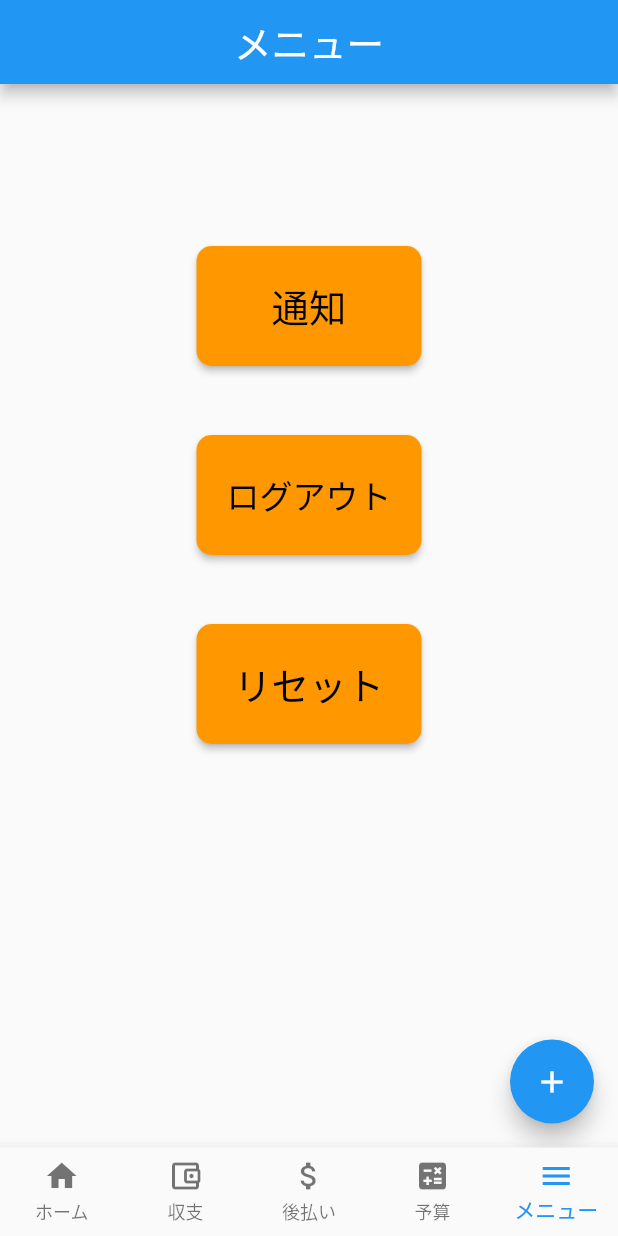
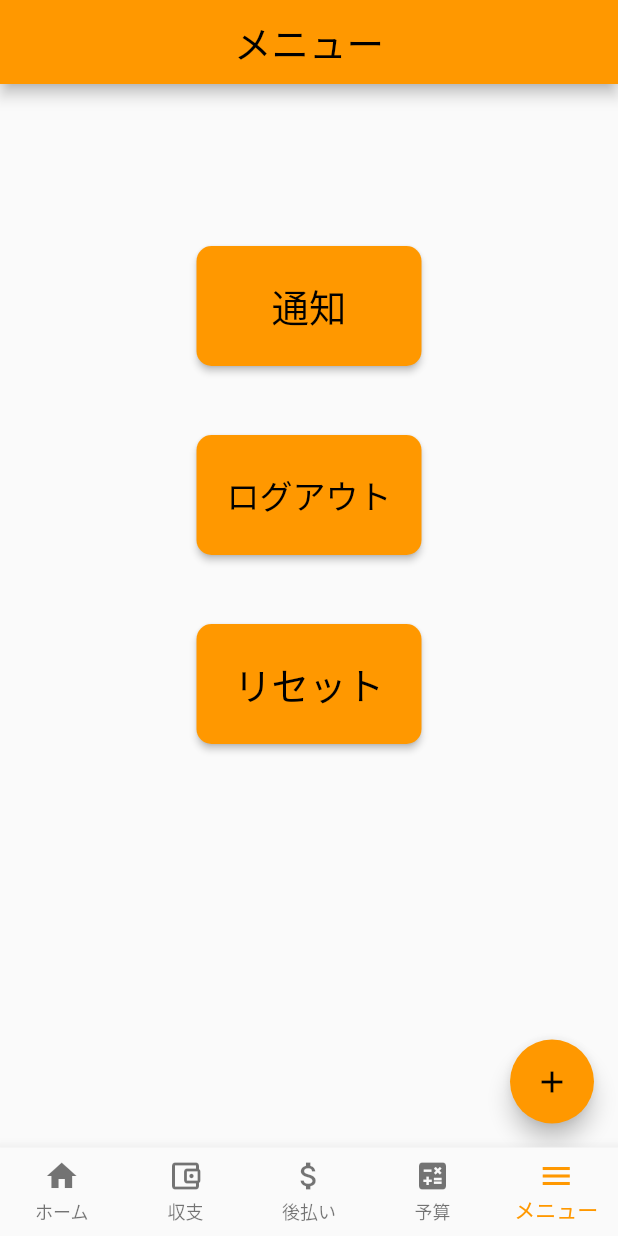
Before and after one commit to spr2140076/fi_ma202, a Flutter app: the screen it shows once a user with an empty profile is signed in, item 5 of the bottom bar chosen, on a phone screen of 412 x 824 dp. Run offline on Flutter 3.47's test engine with Material 2 defaults, Android fonts, the phone set to English and light mode, and no system bars; our stand-ins replace firebase_auth, firebase_core, fl_chart, flutter_local_notifications, flutter_native_timezone, flutter_riverpod and 4 more; missing offline and left inert: flutter_app_badger; accounts and stored records are empty.

Commit message:
ログアウト実装

```diff
--- a/lib/footer.dart
+++ b/lib/footer.dart
@@ -11,6 +11,9 @@ class MyApp extends StatelessWidget {
   @override
   Widget build(BuildContext context) => MaterialApp(
     title: 'Flutter app',
+    theme: ThemeData(
+      primarySwatch: Colors.orange,
+    ),
     home: StreamBuilder<User?>(
       stream: FirebaseAuth.instance.authStateChanges(),
       builder: (context, snapshot) {
--- a/lib/login.dart
+++ b/lib/login.dart
@@ -16,7 +16,9 @@ class LoginScreen extends ConsumerWidget {
 
     return MaterialApp(
       home: Scaffold(
-        appBar: AppBar(title: const Text('FlutterZero')),
+        appBar: AppBar(
+            title: const Text('FlutterZero'),
+        ),
         body: Center(
           child: Column(
             mainAxisAlignment: MainAxisAlignment.center,
--- a/lib/view/menu.dart
+++ b/lib/view/menu.dart
@@ -1,18 +1,24 @@
+import 'package:fi_ma/login.dart';
 import 'package:fi_ma/view/notification.dart';
 import 'package:fi_ma/view/register/exin_detail_edit.dart';
 import 'package:flutter/cupertino.dart';
 import 'package:flutter/material.dart';
+import 'package:flutter_riverpod/flutter_riverpod.dart';
 
-class Menu extends StatefulWidget {
+import '../main.dart';
+
+class Menu extends ConsumerWidget {
   const Menu({super.key, });
+//
+//   @override
+//   State<Menu> createState() => _Menu();
+// }
+//
+// class _Menu extends State<Menu> {
+  @override
+  Widget build(BuildContext context,WidgetRef ref) {
+    final googleProvider = ref.watch(googlSignInProvider);
 
-  @override
-  State<Menu> createState() => _Menu();
-}
-
-class _Menu extends State<Menu> {
-  @override
-  Widget build(BuildContext context) {
     return Scaffold(
       appBar: AppBar(
         title: Text('メニュー', style: TextStyle(fontSize: 25),),
@@ -75,8 +81,13 @@ class _Menu extends State<Menu> {
                           CupertinoDialogAction(
                             isDestructiveAction: true,
                             child: Text('ログアウト'),
-                            onPressed: (){
-                              Navigator.pop(context);
+                            onPressed: () async {
+                              googleProvider.logout();
+                              await Navigator.of(context).push(
+                                MaterialPageRoute(
+                                    builder: (context) => const LoginScreen()           // 詳細更新画面（元ネタがないから新規登録）を表示するcat_detail_edit.dartへ遷移
+                                ),
+                              );
                             },
                           ),
                         ],
```
